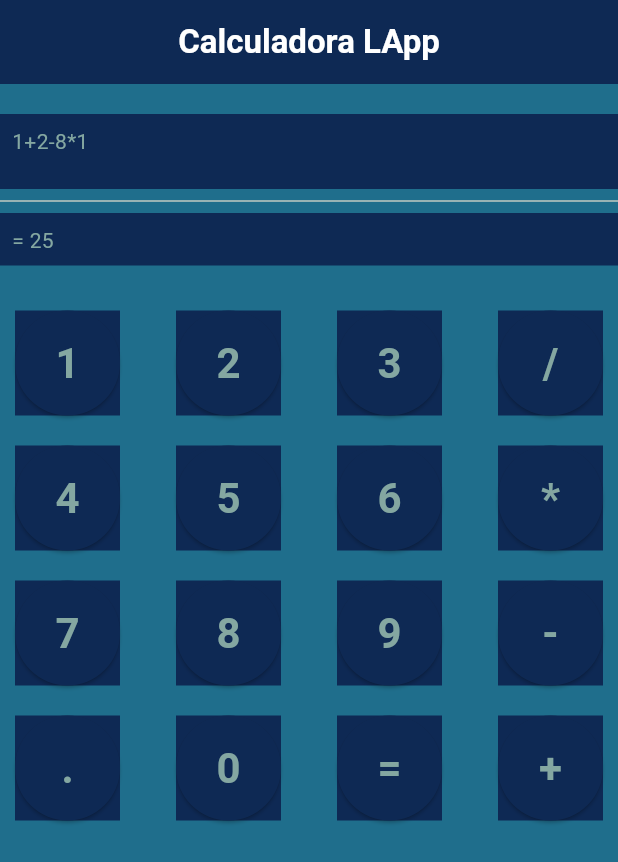
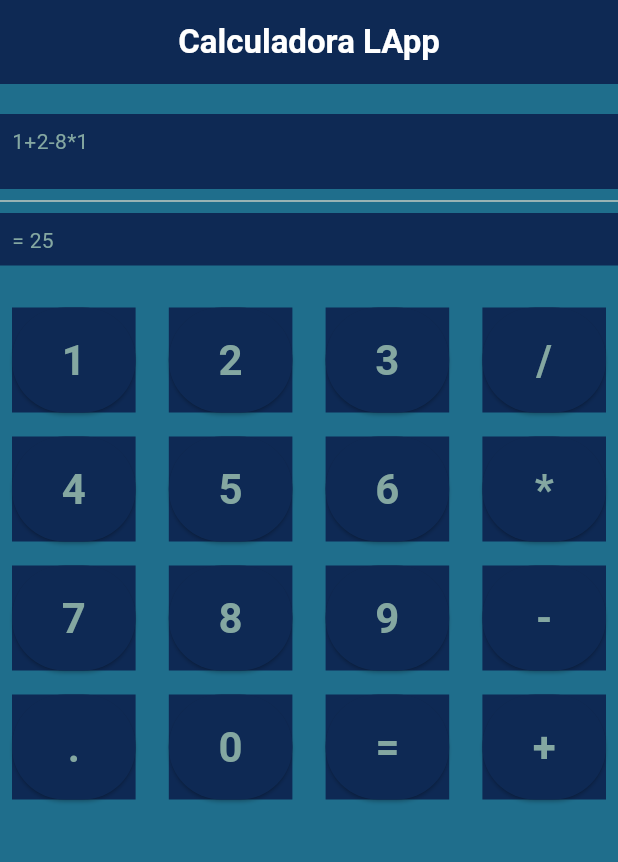
Before and after one commit to HebertCampos/calculator-LApp, a Flutter app: the screen it shows after launch, on a phone screen of 412 x 824 dp. Shown: the top 862 px of the screen. Run offline on Flutter 3.47's test engine with Material 2 defaults, Android fonts, the phone set to English and light mode, and no system bars.

Commit message:
alterando tamanho dos botoes

```diff
--- a/lib/screens/widgets/padding_w.dart
+++ b/lib/screens/widgets/padding_w.dart
@@ -7,9 +7,9 @@ class PaddingWidget extends StatelessWidget {
   @override
   Widget build(BuildContext context) {
     return Padding(
-      padding: const EdgeInsets.all(10),
+      padding: const EdgeInsets.all(8),
       child: Container(
-        width: 70,
+        width: MediaQuery.of(context).size.width / 5,
         height: 70,
         color: const Color(0xFF0E2954),
         child: botton,
```
